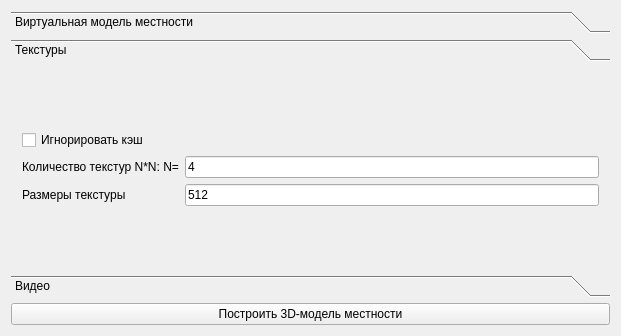
First picture: the form in mainwindow.ui, repository savsun/combine_ng, before the edit.
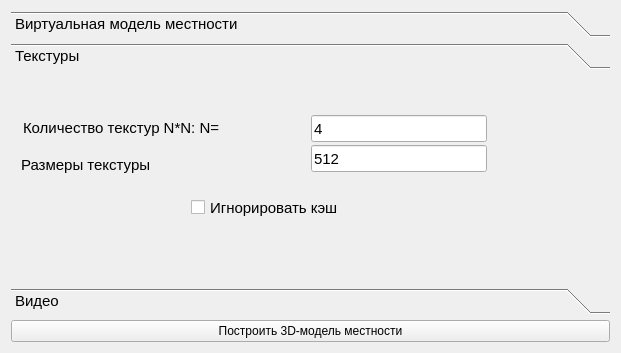
Second picture: the form after the edit. The open tabs and pages were chosen to show the change.

Commit message: Отредактирован интерфейс

The edit to the form file:
```diff
--- a/mainwindow.ui
+++ b/mainwindow.ui
@@ -7,7 +7,7 @@
     <x>0</x>
     <y>0</y>
     <width>621</width>
-    <height>336</height>
+    <height>353</height>
    </rect>
   </property>
   <property name="windowTitle">
@@ -19,6 +19,11 @@
      <layout class="QVBoxLayout" name="verticalLayout_8">
       <item>
        <widget class="QToolBox" name="toolBox">
+        <property name="font">
+         <font>
+          <pointsize>11</pointsize>
+         </font>
+        </property>
         <property name="currentIndex">
          <number>0</number>
         </property>
@@ -81,66 +86,78 @@
           <rect>
            <x>0</x>
            <y>0</y>
-           <width>603</width>
-           <height>193</height>
+           <width>601</width>
+           <height>209</height>
           </rect>
          </property>
          <attribute name="label">
           <string>Текстуры</string>
          </attribute>
-         <layout class="QGridLayout" name="gridLayout_3">
-          <item row="0" column="0">
-           <layout class="QVBoxLayout" name="verticalLayout_6">
-            <item>
              <widget class="QCheckBox" name="checkBoxCash">
+          <property name="geometry">
+           <rect>
+            <x>180</x>
+            <y>120</y>
+            <width>180</width>
+            <height>25</height>
+           </rect>
+          </property>
               <property name="text">
                <string>Игнорировать кэш</string>
               </property>
              </widget>
-            </item>
-            <item>
-             <layout class="QHBoxLayout" name="horizontalLayout_4">
-              <item>
-               <layout class="QVBoxLayout" name="verticalLayout_4">
-                <item>
                  <widget class="QLabel" name="label_4">
+          <property name="geometry">
+           <rect>
+            <x>12</x>
+            <y>43</y>
+            <width>238</width>
+            <height>19</height>
+           </rect>
+          </property>
                   <property name="text">
                    <string>Количество текстур N*N: N=</string>
                   </property>
                  </widget>
-                </item>
-                <item>
                  <widget class="QLabel" name="label_5">
+          <property name="geometry">
+           <rect>
+            <x>10</x>
+            <y>80</y>
+            <width>154</width>
+            <height>19</height>
+           </rect>
+          </property>
                   <property name="text">
                    <string>Размеры текстуры</string>
                   </property>
                  </widget>
-                </item>
-               </layout>
-              </item>
-              <item>
-               <layout class="QVBoxLayout" name="verticalLayout_5">
-                <item>
                  <widget class="QLineEdit" name="editCountTexture">
+          <property name="geometry">
+           <rect>
+            <x>300</x>
+            <y>40</y>
+            <width>176</width>
+            <height>27</height>
+           </rect>
+          </property>
                   <property name="text">
                    <string>4</string>
                   </property>
                  </widget>
-                </item>
-                <item>
                  <widget class="QLineEdit" name="editDimentionTexture">
+          <property name="geometry">
+           <rect>
+            <x>300</x>
+            <y>70</y>
+            <width>176</width>
+            <height>27</height>
+           </rect>
+          </property>
                   <property name="text">
                    <string>512</string>
                   </property>
                  </widget>
-                </item>
-               </layout>
-              </item>
-             </layout>
-            </item>
-           </layout>
-          </item>
-         </layout>
         </widget>
         <widget class="QWidget" name="page_3">
          <attribute name="label">
```
Left out of the diff: 66 changed lines with no effect on the pictures. Lines whose indentation alone changed are shown as unchanged. The commit also changes 1 other file.
